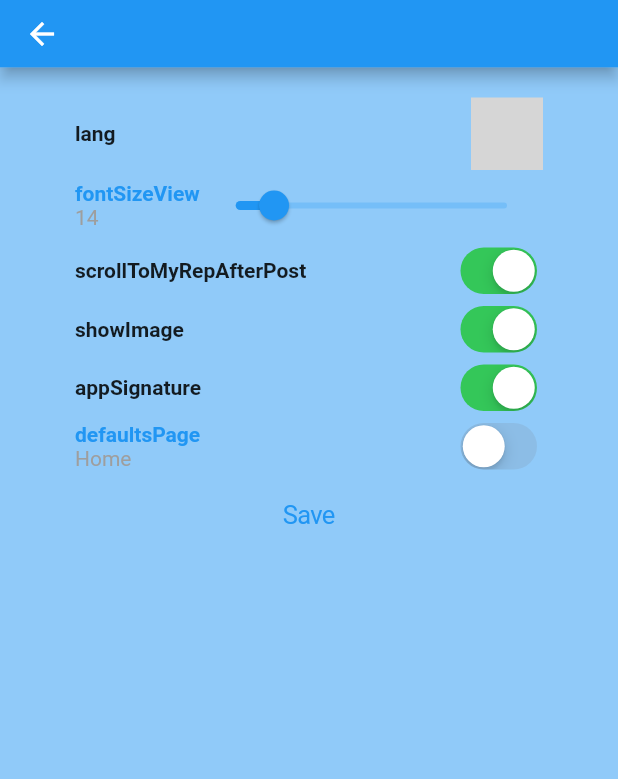
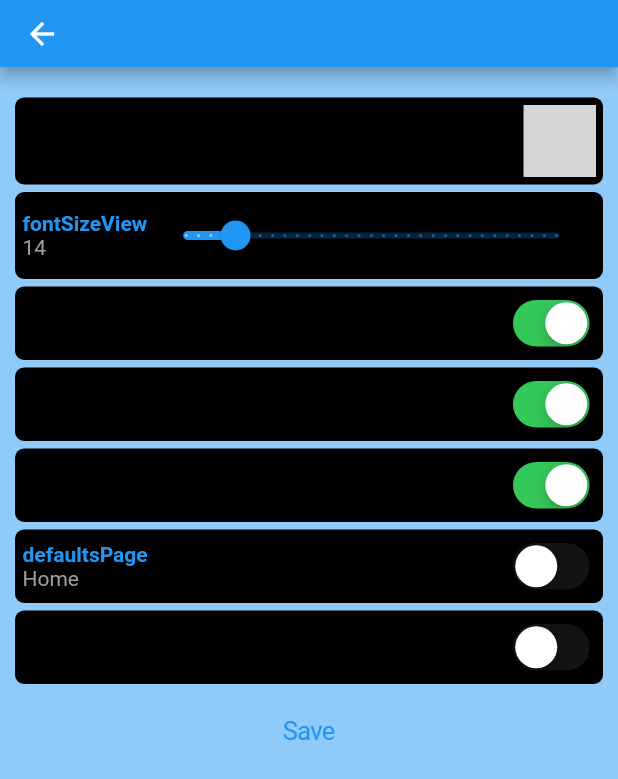
Before and after one commit to haophan1996/nextvoz, a Flutter app: the SettingsUI screen opened by its route, on a phone screen of 412 x 824 dp. Shown: the top 779 px of the screen. Run offline on Flutter 3.47's test engine with Material 2 defaults, Android fonts, the light colour scheme and no system bars; our stand-ins replace dio, expandable, extended_image, flutter_html, flutter_signin_button, get and 2 more; missing offline and left inert: flutter_image, flutter_reaction_button, flutter_youtube_view, interactiveviewer_gallery, rich_editor; accounts and stored records are empty; statements that could not run were skipped; grey boxes are pictures that could not be loaded.

Commit message:
config theme

```diff
--- a/lib/Page/PostStatus/PostStatusController.dart
+++ b/lib/Page/PostStatus/PostStatusController.dart
@@ -384,7 +384,7 @@ class PostStatusController extends GetxController {
       radius: 6,
       title: 'Select prefix',
       content: Container(
-        height: (prefixList.length * 20) > Get.height ? (Get.height * 0.5) : (prefixList.length * 20),
+        height: (prefixList.length * 20) > Get.height.toInt() ? (Get.height * 0.5) : (prefixList.length * 20),
         width: Get.width,
         child: ListView.builder(
             itemCount: prefixList.length,
--- a/lib/Page/Settings/SettingsController.dart
+++ b/lib/Page/Settings/SettingsController.dart
@@ -6,6 +6,7 @@ import '/Page/reuseWidget.dart';
 class SettingsController extends GetxController {
   RxDouble fontSizeView = 15.0.obs;
   RxBool switchValuePost = true.obs, switchImage = true.obs, switchSignature = true.obs, switchDefaultsPage = true.obs;
+  bool switchSwipeLeftRight = false;
   var langIndex ;
   getLang(){
     return GlobalController.i.userStorage.read('lang') ?? 1;
@@ -21,6 +22,7 @@ class SettingsController extends GetxController {
     switchImage.value = GlobalController.i.userStorage.read('showImage') ?? true;
     switchSignature.value = GlobalController.i.userStorage.read('signature') ?? true;
     switchDefaultsPage.value = GlobalController.i.userStorage.read('defaultsPage') ?? false;
+    switchSwipeLeftRight = GlobalController.i.userStorage.read('switchSwipeLeftRight') ?? false;
   }
 
   @override
@@ -40,6 +42,7 @@ class SettingsController extends GetxController {
     await GlobalController.i.userStorage.write('showImage', switchImage.value);
     await GlobalController.i.userStorage.write('defaultsPage', switchDefaultsPage.value);
     await GlobalController.i.userStorage.write('signature', switchSignature.value);
+    await GlobalController.i.userStorage.write('switchSwipeLeftRight', switchSwipeLeftRight);
     await GlobalController.i.userStorage.write('lang', langIndex).then((value) => Get.back());
   }
 
--- a/lib/Page/Settings/SettingsUI.dart
+++ b/lib/Page/Settings/SettingsUI.dart
@@ -13,11 +13,11 @@ class SettingsUI extends GetView<SettingsController> {
       appBar: preferredSize(context, 'setPage'.tr, ''),
       body: Container(
         color: Theme.of(context).backgroundColor,
-        padding: EdgeInsets.only(top: 20, left: 50, right: 50),
+        padding: EdgeInsets.only(top: 20, left: 10, right: 10),
         child: SafeArea(
           child: Column(
             children: [
-              Row(
+              myContainer(Row(
                 mainAxisAlignment: MainAxisAlignment.center,
                 children: [
                   Text(
@@ -36,20 +36,19 @@ class SettingsUI extends GetView<SettingsController> {
                     boxAlignment: AlignmentDirectional.bottomEnd,
                   ),
                 ],
-              ),
-              Obx(() => Row(
+              )),
+              Obx(() => myContainer(Row(
                     children: [
                       RichText(
                         text: TextSpan(children: [
+                          TextSpan(text: 'fontSizeView'.tr, style: TextStyle(color: Get.theme.primaryColor, fontWeight: FontWeight.bold)),
                           TextSpan(
-                              text: 'fontSizeView'.tr,style: TextStyle(color: Get.theme.primaryColor, fontWeight: FontWeight.bold)
-                          ),
-                          TextSpan(
-                              text: '\n${controller.fontSizeView.value.toInt()}'.tr,style: TextStyle(color: Colors.grey, )
-                          )
+                              text: '\n${controller.fontSizeView.value.toInt()}'.tr,
+                              style: TextStyle(
+                                color: Colors.grey,
+                              ))
                         ]),
                       ),
-
                       Expanded(
                         child: Slider(
                             divisions: 30,
@@ -62,8 +61,8 @@ class SettingsUI extends GetView<SettingsController> {
                             }),
                       )
                     ],
-                  )), //fontsize
-              Row(
+                  ))), //fontsize
+              myContainer(Row(
                 children: [
                   Text(
                     'scrollToMyRepAfterPost'.tr,
@@ -79,8 +78,8 @@ class SettingsUI extends GetView<SettingsController> {
                     ),
                   )
                 ],
-              ), //scroll post
-              Row(
+              )), //scroll post
+              myContainer(Row(
                 children: [
                   Text(
                     'showImage'.tr,
@@ -96,8 +95,8 @@ class SettingsUI extends GetView<SettingsController> {
                     ),
                   )
                 ],
-              ), //show images
-              Row(
+              )), //show images
+              myContainer(Row(
                 children: [
                   Text(
                     'appSignature'.tr,
@@ -113,8 +112,8 @@ class SettingsUI extends GetView<SettingsController> {
                     ),
                   )
                 ],
-              ), //app signature
-              Row(
+              )), //app signature
+              myContainer(Row(
                 children: [
                   RichText(
                     text: TextSpan(children: [
@@ -136,8 +135,24 @@ class SettingsUI extends GetView<SettingsController> {
                     ),
                   )
                 ],
-              ), //app signature
-
+              )), //app signature
+              myContainer(Row(
+                children: [
+                  Text(
+                    'viewSwipeLeftRight'.tr,
+                    style: TextStyle(fontWeight: FontWeight.bold),
+                  ),
+                  Spacer(),
+                  GetBuilder<SettingsController>(builder: (controller) {
+                    return CupertinoSwitch(
+                        value: controller.switchSwipeLeftRight,
+                        onChanged: (value) {
+                          controller.switchSwipeLeftRight = value;
+                          controller.update();
+                        });
+                  })
+                ],
+              )), //app signature
               CupertinoButton(
                   child: Text('Save'),
                   onPressed: () {
@@ -149,4 +164,15 @@ class SettingsUI extends GetView<SettingsController> {
       ),
     );
   }
+
+  Widget myContainer(Widget child) {
+    return Padding(
+      padding: EdgeInsets.only(bottom: 5),
+      child: Container(
+        child: child,
+        decoration: BoxDecoration(color: Get.theme.shadowColor, borderRadius: BorderRadius.all(Radius.circular(6))),
+        padding: EdgeInsets.all(5),
+      ),
+    );
+  }
 }
--- a/lib/Page/pageNavigation.dart
+++ b/lib/Page/pageNavigation.dart
@@ -114,8 +114,8 @@ Widget controlCenter() {
                     ),
             ],
           ),
-    ),
-  ));
+        )),
+  );
 }
 
 Widget whatNew() => Container(
--- a/lib/Routes/pages.dart
+++ b/lib/Routes/pages.dart
@@ -114,7 +114,7 @@ class AppPage {
         page: () => SettingsUI(),
         popGesture: true,
         binding: SettingsBinding(),
-        transition: Transition.topLevel,
+        transition: Transition.upToDown,
         transitionDuration: Duration(milliseconds: 200),
         maintainState: false),
     GetPage(
--- a/lib/utils/languages.dart
+++ b/lib/utils/languages.dart
@@ -6,7 +6,7 @@ class Language extends Translations{
   Map<String, Map<String, String>> get keys => {
 
     'en_US' : {
-      'lang'    : 'Language :',
+      'lang'    : 'Language',
       'setPage' : 'Settings',
       'blockQuote'   : 'Quote [CLick to expand]: ',
       'notification'    : 'Alerts',
@@ -27,7 +27,7 @@ class Language extends Translations{
       'login'   : 'Log in',
       'forgotPass' : 'Forgot your password?',
       'error'   : 'Error',
-      'fontSizeView' : 'Font size :',
+      'fontSizeView' : 'Font size',
       'unReact' : 'UnReact',
       'react' : 'React ?',
       'sweet' : 'Sweet',
@@ -38,7 +38,7 @@ class Language extends Translations{
       'editPost' : 'Edit Post',
       'newConversation' : 'Start conversation',
       'newThread' : 'Post thread',
-      'scrollToMyRepAfterPost' : 'Enable Scroll To My Post:',
+      'scrollToMyRepAfterPost' : 'Enable Scroll To My Post',
       'showImage' : 'Display Image',
       'appSignature' : 'App Signature',
       'defaultsPage' : 'Default Forum',
@@ -53,10 +53,11 @@ class Language extends Translations{
       'input' : 'Input',
       'please' : 'Please',
       'title' : 'Title',
-      'recipients' : 'Recipients'
+      'recipients' : 'Recipients',
+      'viewSwipeLeftRight' : 'Swipe Left/Right to Next',
     },
     'vi_VN' : {
-      'lang'    : 'Ngôn ngữ :',
+      'lang'    : 'Ngôn ngữ',
       'setPage' : 'Cài Đặt',
       'blockQuote'   : 'Quote [Bấm để xem]: ',
       'notification'    : 'Thông Báo',
@@ -77,7 +78,7 @@ class Language extends Translations{
       'login'   : 'Đăng Nhập',
       'forgotPass' : 'Quên mật khẩu?',
       'error'   : 'Thông Báo Lỗi',
-      'fontSizeView' : 'Kích Cỡ Chữ :',
+      'fontSizeView' : 'Kích Cỡ Chữ',
       'unReact' : 'Bỏ React',
       'react' : 'Ưng ?',
       'sweet' : 'Ưng',
@@ -88,8 +89,8 @@ class Language extends Translations{
       'editPost' : 'Chỉnh sửa Post',
       'newConversation' : 'Start conversation',
       'newThread' : 'Post thread',
-      'scrollToMyRepAfterPost' : 'Tự Động Đến Trang Vừa Trả Lời :',
-      'showImage' : 'Hiển Thị Hình Ảnh:',
+      'scrollToMyRepAfterPost' : 'Tự Động Đến Trang Vừa Trả Lời',
+      'showImage' : 'Hiển Thị Hình Ảnh',
       'appSignature' : 'Chữ Ký Ứng Dụng',
       'defaultsPage' : 'Mặc Định Forum',
       'search' : 'Tìm Kiếm',
@@ -103,7 +104,8 @@ class Language extends Translations{
       'input' : 'Nhập',
       'title' : 'Tiêu Đề',
       'please' : 'Vui Lòng',
-      'recipients' : 'Người Nhận'
+      'recipients' : 'Người Nhận',
+      'viewSwipeLeftRight' : 'Vuốt Trái/Phải',
     }
   };
 
--- a/lib/utils/theme.dart
+++ b/lib/utils/theme.dart
@@ -18,9 +18,12 @@ class Themes {
       titleSpacing: -2,
       brightness: Brightness.light,
       color: Colors.white,
-      backwardsCompatibility: false,
       titleTextStyle: TextStyle(color: Colors.black, fontSize: 16),
-      systemOverlayStyle: SystemUiOverlayStyle(statusBarColor: Colors.white, statusBarIconBrightness: Brightness.dark),
+      // systemOverlayStyle: SystemUiOverlayStyle(
+      //   statusBarColor: Colors.white,
+      //   statusBarIconBrightness: Brightness.dark,
+      //   statusBarBrightness: Brightness.light,
+      // ),
     ),
   );
 
@@ -36,14 +39,18 @@ class Themes {
       elevation: 0,
       iconTheme: IconThemeData(color: Colors.white),
       centerTitle: true,
-      brightness: Brightness.dark,
       color: Colors.black,
-      backwardsCompatibility: false,
       titleTextStyle: TextStyle(
         color: Colors.white,
         fontSize: 16,
       ),
-      systemOverlayStyle: SystemUiOverlayStyle(statusBarColor: Colors.black, statusBarIconBrightness: Brightness.light),
+      //systemOverlayStyle:
+          // SystemUiOverlayStyle(
+          //     statusBarBrightness: Brightness.dark,
+          //     statusBarColor: Colors.white,
+          //     statusBarIconBrightness: Brightness.dark,
+          //     systemNavigationBarIconBrightness: Brightness.light
+          // ),
     ),
   );
 }
```
Also changed, not shown: lib/GlobalController.dart (+10 -0 lines), lib/Page/View/ViewUI.dart (+34 -19 lines), lib/Page/reuseWidget.dart (+32 -15 lines), pubspec.lock. Lines whose indentation alone changed are shown as unchanged.
